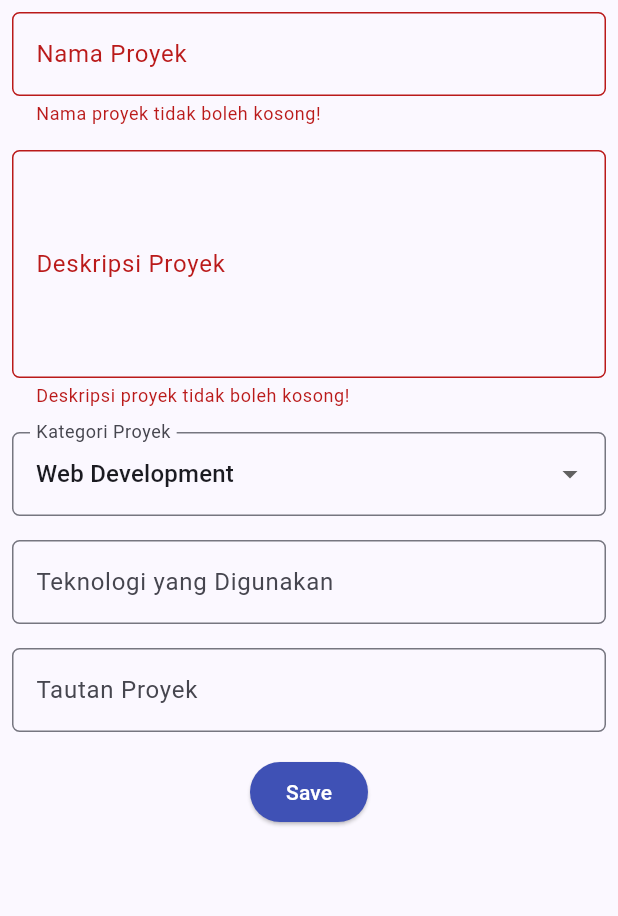
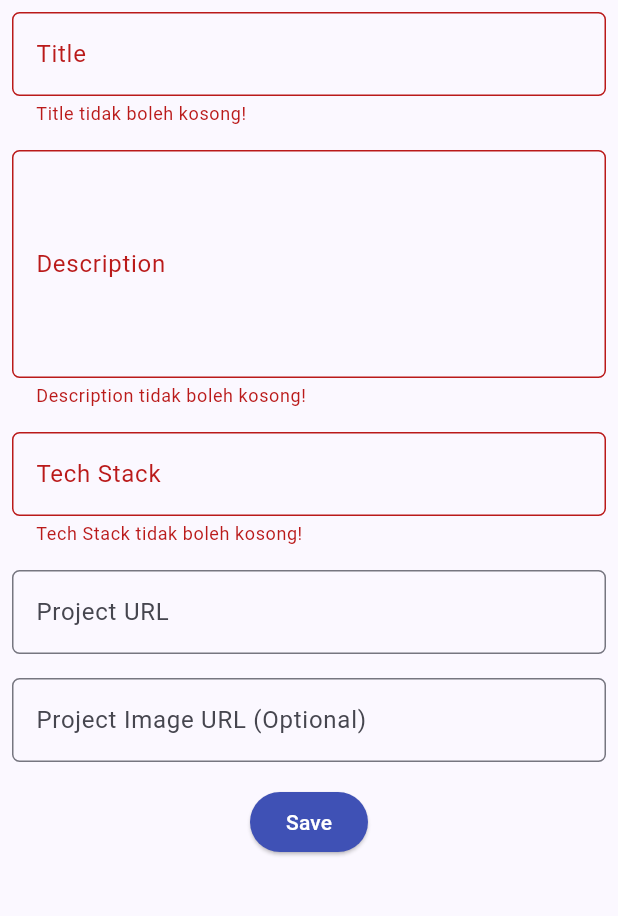
Before and after one commit to MaxKwen/MaxPorto_mobile, a Flutter app: the ProjectFormPage screen opened directly, after a tap on "Save", on a phone screen of 412 x 824 dp, the part 84-1000 px from its top. Run offline on Flutter 3.47's test engine with Material 3 defaults, Android fonts, the phone set to English and light mode, and no system bars; our stand-ins replace material_ui; generated files the repository leaves out were written again.

Commit message:
feat: guard project actions with token login

```diff
--- a/lib/main.dart
+++ b/lib/main.dart
@@ -1,16 +1,30 @@
 import 'package:material_ui/material_ui.dart';
 import 'package:maxporto_mobile/screens/menu.dart';
+import 'package:maxporto_mobile/services/api_client.dart';
+import 'package:maxporto_mobile/services/auth_state.dart';
+import 'package:provider/provider.dart';
 
 void main() {
-  runApp(const MyApp());
+  runApp(MyApp(apiClient: ApiClient()));
 }
 
 class MyApp extends StatelessWidget {
-  const MyApp({super.key});
+  const MyApp({required this.apiClient, super.key});
+
+  /// Diterima dari luar agar test bisa menyuntikkan ApiClient dengan
+  /// http MockClient.
+  final ApiClient apiClient;
 
   @override
   Widget build(BuildContext context) {
-    return MaterialApp(
+    // MultiProvider menyisipkan ApiClient dan AuthState ke widget tree,
+    // sehingga layar mana pun bisa memakai context.read/watch.
+    return MultiProvider(
+      providers: [
+        Provider.value(value: apiClient),
+        ChangeNotifierProvider(create: (_) => AuthState(apiClient)),
+      ],
+      child: MaterialApp(
         title: 'MyPortfolio',
         theme: ThemeData(
           colorScheme: ColorScheme.fromSeed(
@@ -20,6 +34,7 @@ class MyApp extends StatelessWidget {
           useMaterial3: true,
         ),
         home: MyHomePage(),
+      ),
     );
   }
 }
--- a/lib/screens/project_form.dart
+++ b/lib/screens/project_form.dart
@@ -1,12 +1,45 @@
 import 'package:material_ui/material_ui.dart';
+import 'package:maxporto_mobile/models/project.dart';
+import 'package:maxporto_mobile/services/api_client.dart';
+import 'package:maxporto_mobile/services/auth_state.dart';
+import 'package:maxporto_mobile/widgets/auth_guard.dart';
 import 'package:maxporto_mobile/widgets/left_drawer.dart';
+import 'package:provider/provider.dart';
 
 /// Halaman form untuk menambahkan proyek baru ke portofolio.
 ///
-/// Data belum disimpan ke backend; setelah validasi berhasil, isian form
-/// ditampilkan dalam pop-up konfirmasi.
+/// Field mengikuti `ProjectSerializer` MaxPorto. Tombol Save mengirim POST
+/// `/api/v1/projects/` dengan token; dialog konfirmasi muncul setelah
+/// server menjawab 201 Created.
 class ProjectFormPage extends StatefulWidget {
   const ProjectFormPage({super.key});
+
+  /// Batas `max_length` pada model Project Django.
+  static const int maxTitleLength = 255;
+  static const int maxCategoryLength = 100;
+
+  /// Isian wajib: tolak kosong/spasi saja dan batasi panjangnya.
+  static String? validateRequired(String? value, String label, {int? max}) {
+    final text = value?.trim() ?? '';
+    if (text.isEmpty) return "$label tidak boleh kosong!";
+    if (max != null && text.length > max) {
+      return "$label maksimal $max karakter.";
+    }
+    return null;
+  }
+
+  /// URL kosong boleh (`URLField(blank=True)`); jika diisi harus http/https.
+  static String? validateOptionalUrl(String? value) {
+    final text = value?.trim() ?? '';
+    if (text.isEmpty) return null;
+    final uri = Uri.tryParse(text);
+    if (uri == null ||
+        !(uri.scheme == 'http' || uri.scheme == 'https') ||
+        uri.host.isEmpty) {
+      return "Masukkan URL yang valid (diawali http:// atau https://).";
+    }
+    return null;
+  }
 
   @override
   State<ProjectFormPage> createState() => _ProjectFormPageState();
@@ -15,19 +48,102 @@ class ProjectFormPage extends StatefulWidget {
 class _ProjectFormPageState extends State<ProjectFormPage> {
   final _formKey = GlobalKey<FormState>();
 
-  String _projectName = "";
+  String _title = "";
   String _description = "";
-  String _category = "Web Development"; // default
-  String _technologies = "";
-  String _projectLink = "";
+  String _category = "";
+  String _projectUrl = "";
+  String _thumbnail = "";
+  bool _isSubmitting = false;
 
-  final List<String> _categories = [
-    'Web Development',
-    'Mobile Development',
-    'Machine Learning',
-    'Data Science',
-    'Other',
-  ];
+  InputDecoration _decoration(String label, {String? hint}) {
+    return InputDecoration(
+      hintText: hint ?? label,
+      labelText: label,
+      border: OutlineInputBorder(borderRadius: BorderRadius.circular(5.0)),
+    );
+  }
+
+  void _showSnackBar(String message) {
+    ScaffoldMessenger.of(context)
+      ..hideCurrentSnackBar()
+      ..showSnackBar(SnackBar(content: Text(message)));
+  }
+
+  Future<void> _submit() async {
+    if (!_formKey.currentState!.validate()) return;
+    if (!await ensureLoggedIn(context) || !mounted) return;
+
+    final token = context.read<AuthState>().token!;
+    final newProject = Project(
+      title: _title.trim(),
+      description: _description.trim(),
+      category: _category.trim(),
+      projectUrl: _projectUrl.trim(),
+      thumbnail: _thumbnail.trim(),
+    );
+
+    setState(() => _isSubmitting = true);
+    Project? created;
+    try {
+      created = await context.read<ApiClient>().createProject(
+        newProject,
+        token: token,
+      );
+    } on ApiException catch (e) {
+      if (!mounted) return;
+      if (e.isAuthError) {
+        // Token kedaluwarsa/dicabut: akhiri sesi lalu minta login ulang.
+        await context.read<AuthState>().logout();
+        if (!mounted) return;
+        _showSnackBar("Sesi berakhir, silakan login ulang.");
+        await ensureLoggedIn(context);
+      } else if (e.statusCode == 403) {
+        _showSnackBar("Akun ini tidak punya izin menambah proyek.");
+      } else {
+        _showSnackBar("Gagal menyimpan proyek (status ${e.statusCode}).");
+      }
+    } catch (_) {
+      // Server mati, CORS, atau jaringan bermasalah.
+      if (mounted) _showSnackBar("Tidak dapat terhubung ke server.");
+    } finally {
+      // Reset sebelum dialog tampil agar spinner tidak berputar di baliknya.
+      if (mounted) setState(() => _isSubmitting = false);
+    }
+    if (created != null && mounted) await _showCreatedDialog(created);
+  }
+
+  Future<void> _showCreatedDialog(Project project) {
+    return showDialog(
+      context: context,
+      builder: (context) {
+        return AlertDialog(
+          title: const Text('Proyek berhasil ditambahkan!'),
+          content: SingleChildScrollView(
+            child: Column(
+              crossAxisAlignment: CrossAxisAlignment.start,
+              children: [
+                Text('ID: ${project.id}'),
+                Text('Title: ${project.title}'),
+                Text('Description: ${project.description}'),
+                Text('Tech Stack: ${project.category}'),
+                Text('Project URL: ${project.projectUrl}'),
+                Text('Image URL: ${project.thumbnail}'),
+              ],
+            ),
+          ),
+          actions: [
+            TextButton(
+              child: const Text('OK'),
+              onPressed: () {
+                Navigator.pop(context);
+                _formKey.currentState!.reset();
+              },
+            ),
+          ],
+        );
+      },
+    );
+  }
 
   @override
   Widget build(BuildContext context) {
@@ -41,31 +157,22 @@ class _ProjectFormPageState extends State<ProjectFormPage> {
       body: Form(
         key: _formKey,
         child: SingleChildScrollView(
+          // Ruang bawah ekstra agar Save tidak tertutup SnackBar.
+          padding: const EdgeInsets.only(bottom: 80),
           child: Column(
             crossAxisAlignment: CrossAxisAlignment.start,
             children: [
-              // === Project Name ===
+              // === Title ===
               Padding(
                 padding: const EdgeInsets.all(8.0),
                 child: TextFormField(
-                  decoration: InputDecoration(
-                    hintText: "Nama Proyek",
-                    labelText: "Nama Proyek",
-                    border: OutlineInputBorder(
-                      borderRadius: BorderRadius.circular(5.0),
-                    ),
+                  decoration: _decoration("Title"),
+                  onChanged: (value) => _title = value,
+                  validator: (value) => ProjectFormPage.validateRequired(
+                    value,
+                    "Title",
+                    max: ProjectFormPage.maxTitleLength,
                   ),
-                  onChanged: (String? value) {
-                    setState(() {
-                      _projectName = value!;
-                    });
-                  },
-                  validator: (String? value) {
-                    if (value == null || value.trim().isEmpty) {
-                      return "Nama proyek tidak boleh kosong!";
-                    }
-                    return null;
-                  },
                 ),
               ),
 
@@ -74,89 +181,55 @@ class _ProjectFormPageState extends State<ProjectFormPage> {
                 padding: const EdgeInsets.all(8.0),
                 child: TextFormField(
                   maxLines: 5,
-                  decoration: InputDecoration(
-                    hintText: "Deskripsi Proyek",
-                    labelText: "Deskripsi Proyek",
-                    border: OutlineInputBorder(
-                      borderRadius: BorderRadius.circular(5.0),
-                    ),
-                  ),
-                  onChanged: (String? value) {
-                    setState(() {
-                      _description = value!;
-                    });
-                  },
-                  validator: (String? value) {
-                    if (value == null || value.trim().isEmpty) {
-                      return "Deskripsi proyek tidak boleh kosong!";
-                    }
-                    return null;
-                  },
+                  decoration: _decoration("Description"),
+                  onChanged: (value) => _description = value,
+                  validator: (value) =>
+                      ProjectFormPage.validateRequired(value, "Description"),
                 ),
               ),
 
-              // === Category ===
+              // === Tech Stack (field `category` di Django) ===
               Padding(
                 padding: const EdgeInsets.all(8.0),
-                child: DropdownButtonFormField<String>(
-                  decoration: InputDecoration(
-                    labelText: "Kategori Proyek",
-                    border: OutlineInputBorder(
-                      borderRadius: BorderRadius.circular(5.0),
-                    ),
+                child: TextFormField(
+                  decoration: _decoration(
+                    "Tech Stack",
+                    hint: "Contoh: Flutter, Django",
                   ),
-                  initialValue: _category,
-                  items: _categories
-                      .map(
-                        (category) => DropdownMenuItem(
-                          value: category,
-                          child: Text(category),
-                        ),
-                      )
-                      .toList(),
-                  onChanged: (String? newValue) {
-                    setState(() {
-                      _category = newValue!;
-                    });
-                  },
+                  onChanged: (value) => _category = value,
+                  validator: (value) => ProjectFormPage.validateRequired(
+                    value,
+                    "Tech Stack",
+                    max: ProjectFormPage.maxCategoryLength,
+                  ),
                 ),
               ),
 
-              // === Technologies ===
+              // === Project URL ===
               Padding(
                 padding: const EdgeInsets.all(8.0),
                 child: TextFormField(
-                  decoration: InputDecoration(
-                    hintText: "Contoh: Flutter, Django, Figma",
-                    labelText: "Teknologi yang Digunakan",
-                    border: OutlineInputBorder(
-                      borderRadius: BorderRadius.circular(5.0),
-                    ),
+                  keyboardType: TextInputType.url,
+                  decoration: _decoration(
+                    "Project URL",
+                    hint: "https://github.com/...",
                   ),
-                  onChanged: (String? value) {
-                    setState(() {
-                      _technologies = value!;
-                    });
-                  },
+                  onChanged: (value) => _projectUrl = value,
+                  validator: ProjectFormPage.validateOptionalUrl,
                 ),
               ),
 
-              // === Project Link ===
+              // === Project Image URL (field `thumbnail` di Django) ===
               Padding(
                 padding: const EdgeInsets.all(8.0),
                 child: TextFormField(
-                  decoration: InputDecoration(
-                    hintText: "URL Proyek (opsional)",
-                    labelText: "Tautan Proyek",
-                    border: OutlineInputBorder(
-                      borderRadius: BorderRadius.circular(5.0),
-                    ),
+                  keyboardType: TextInputType.url,
+                  decoration: _decoration(
+                    "Project Image URL (Optional)",
+                    hint: "https://.../image.png",
                   ),
-                  onChanged: (String? value) {
-                    setState(() {
-                      _projectLink = value!;
-                    });
-                  },
+                  onChanged: (value) => _thumbnail = value,
+                  validator: ProjectFormPage.validateOptionalUrl,
                 ),
               ),
 
@@ -169,43 +242,20 @@ class _ProjectFormPageState extends State<ProjectFormPage> {
                     style: ButtonStyle(
                       backgroundColor: WidgetStateProperty.all(Colors.indigo),
                     ),
-                    onPressed: () {
-                      if (_formKey.currentState!.validate()) {
-                        showDialog(
-                          context: context,
-                          builder: (context) {
-                            return AlertDialog(
-                              title: const Text('Proyek berhasil ditambahkan!'),
-                              content: SingleChildScrollView(
-                                child: Column(
-                                  crossAxisAlignment: CrossAxisAlignment.start,
-                                  children: [
-                                    Text('Nama Proyek: $_projectName'),
-                                    Text('Deskripsi: $_description'),
-                                    Text('Kategori: $_category'),
-                                    Text('Teknologi: $_technologies'),
-                                    Text('Tautan: $_projectLink'),
-                                  ],
-                                ),
-                              ),
-                              actions: [
-                                TextButton(
-                                  child: const Text('OK'),
-                                  onPressed: () {
-                                    Navigator.pop(context);
-                                    _formKey.currentState!.reset();
-                                  },
-                                ),
-                              ],
-                            );
-                          },
-                        );
-                      }
-                    },
-                    child: const Text(
-                      "Save",
-                      style: TextStyle(color: Colors.white),
-                    ),
+                    onPressed: _isSubmitting ? null : _submit,
+                    child: _isSubmitting
+                        ? const SizedBox(
+                            height: 20,
+                            width: 20,
+                            child: CircularProgressIndicator(
+                              strokeWidth: 2,
+                              color: Colors.white,
+                            ),
+                          )
+                        : const Text(
+                            "Save",
+                            style: TextStyle(color: Colors.white),
+                          ),
                   ),
                 ),
               ),
--- /dev/null
+++ b/lib/services/auth_state.dart
@@ -0,0 +1,32 @@
+import 'package:flutter/foundation.dart';
+import 'package:maxporto_mobile/services/api_client.dart';
+
+/// Holds the in-memory authentication token for the current session.
+class AuthState extends ChangeNotifier {
+  AuthState(this._apiClient, {String? initialToken}) : _token = initialToken;
+
+  final ApiClient _apiClient;
+  String? _token;
+
+  String? get token => _token;
+  bool get isLoggedIn => _token != null;
+
+  Future<void> login(String username, String password) async {
+    _token = await _apiClient.obtainToken(username, password);
+    notifyListeners();
+  }
+
+  Future<void> logout() async {
+    final current = _token;
+    if (current == null) return;
+
+    try {
+      await _apiClient.logout(token: current);
+    } on ApiException {
+      // Token mungkin sudah dicabut di server; sesi lokal tetap diakhiri.
+    } finally {
+      _token = null;
+      notifyListeners();
+    }
+  }
+}
--- a/lib/widgets/left_drawer.dart
+++ b/lib/widgets/left_drawer.dart
@@ -2,6 +2,10 @@ import 'package:material_ui/material_ui.dart';
 import 'package:maxporto_mobile/screens/experience_form.dart';
 import 'package:maxporto_mobile/screens/menu.dart';
 import 'package:maxporto_mobile/screens/project_form.dart';
+import 'package:maxporto_mobile/screens/project_list_screen.dart';
+import 'package:maxporto_mobile/services/auth_state.dart';
+import 'package:maxporto_mobile/widgets/auth_guard.dart';
+import 'package:provider/provider.dart';
 
 /// Drawer navigasi yang dipakai bersama oleh halaman utama dan halaman form.
 class LeftDrawer extends StatelessWidget {
@@ -9,6 +13,10 @@ class LeftDrawer extends StatelessWidget {
 
   @override
   Widget build(BuildContext context) {
+    // watch: drawer dibangun ulang saat login/logout sehingga opsi
+    // Login/Logout selalu sesuai state.
+    final isLoggedIn = context.watch<AuthState>().isLoggedIn;
+
     return Drawer(
       child: ListView(
         children: [
@@ -46,9 +54,24 @@ class LeftDrawer extends StatelessWidget {
             },
           ),
           ListTile(
+            leading: const Icon(Icons.folder_outlined),
+            title: const Text('Projects'),
+            // Daftar proyek publik, tidak perlu login.
+            onTap: () {
+              Navigator.pushReplacement(
+                context,
+                MaterialPageRoute(
+                  builder: (context) => const ProjectListScreen(),
+                ),
+              );
+            },
+          ),
+          ListTile(
             leading: const Icon(Icons.add_circle_outline),
             title: const Text('Add Project'),
-            onTap: () {
+            // Aksi terproteksi: minta login dulu jika belum.
+            onTap: () async {
+              if (!await ensureLoggedIn(context) || !context.mounted) return;
               Navigator.pushReplacement(
                 context,
                 MaterialPageRoute(
@@ -69,6 +92,27 @@ class LeftDrawer extends StatelessWidget {
               );
             },
           ),
+          const Divider(),
+          if (isLoggedIn)
+            ListTile(
+              leading: const Icon(Icons.logout),
+              title: const Text('Logout'),
+              onTap: () async {
+                await context.read<AuthState>().logout();
+                if (!context.mounted) return;
+                ScaffoldMessenger.of(context)
+                  ..hideCurrentSnackBar()
+                  ..showSnackBar(
+                    const SnackBar(content: Text('Kamu telah logout.')),
+                  );
+              },
+            )
+          else
+            ListTile(
+              leading: const Icon(Icons.login),
+              title: const Text('Login'),
+              onTap: () => ensureLoggedIn(context),
+            ),
         ],
       ),
     );
```
Also changed, not shown: lib/screens/login_screen.dart (added, +114 -0 lines), lib/widgets/auth_guard.dart (added, +17 -0 lines), lib/widgets/project_card.dart (+43 -26 lines), 4 other files. Lines whose indentation alone changed are shown as unchanged.
